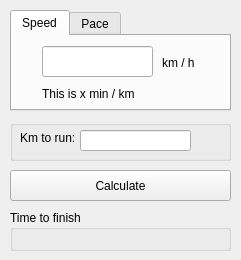
First picture: the form in runningcalculatorwidget.ui, repository edyp87/running_calculator, before the edit.
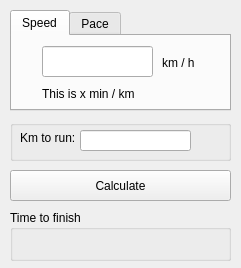
Second picture: the form after the edit.

What changed in the file:
```diff
--- a/runningcalculatorwidget.ui
+++ b/runningcalculatorwidget.ui
@@ -7,7 +7,7 @@
     <x>0</x>
     <y>0</y>
     <width>241</width>
-    <height>260</height>
+    <height>268</height>
    </rect>
   </property>
   <property name="windowTitle">
@@ -170,7 +170,7 @@
       <x>10</x>
       <y>210</y>
       <width>221</width>
-      <height>41</height>
+      <height>51</height>
      </rect>
     </property>
     <property name="title">
```
Left out of the diff: 28 changed lines with no effect on the pictures.
